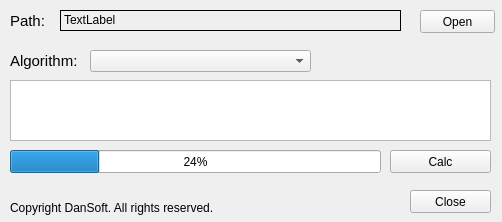
Above: mainwindow.ui from admsasha/qcalcfilehash before the change. Below: the same form after it.
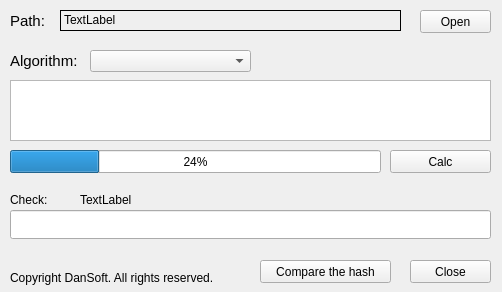
That is the form after the change.

Patch:
```diff
--- a/mainwindow.ui
+++ b/mainwindow.ui
@@ -7,7 +7,7 @@
     <x>0</x>
     <y>0</y>
     <width>502</width>
-    <height>222</height>
+    <height>292</height>
    </rect>
   </property>
   <property name="windowTitle">
@@ -18,7 +18,7 @@
     <property name="geometry">
      <rect>
       <x>410</x>
-      <y>190</y>
+      <y>260</y>
       <width>81</width>
       <height>23</height>
      </rect>
@@ -51,7 +51,7 @@
      <rect>
       <x>420</x>
       <y>10</y>
-      <width>75</width>
+      <width>71</width>
       <height>23</height>
      </rect>
     </property>
@@ -64,7 +64,7 @@
      <rect>
       <x>90</x>
       <y>50</y>
-      <width>221</width>
+      <width>161</width>
       <height>22</height>
      </rect>
     </property>
@@ -167,7 +167,7 @@
     <property name="geometry">
      <rect>
       <x>10</x>
-      <y>200</y>
+      <y>270</y>
       <width>371</width>
       <height>16</height>
      </rect>
@@ -176,6 +176,58 @@
      <string>Copyright DanSoft. All rights reserved.</string>
     </property>
    </widget>
+   <widget class="QLabel" name="label_5">
+    <property name="geometry">
+     <rect>
+      <x>10</x>
+      <y>190</y>
+      <width>61</width>
+      <height>20</height>
+     </rect>
+    </property>
+    <property name="text">
+     <string>Check:</string>
+    </property>
+   </widget>
+   <widget class="QLineEdit" name="lineEdit">
+    <property name="geometry">
+     <rect>
+      <x>10</x>
+      <y>210</y>
+      <width>481</width>
+      <height>29</height>
+     </rect>
+    </property>
+   </widget>
+   <widget class="QLabel" name="label_6">
+    <property name="geometry">
+     <rect>
+      <x>80</x>
+      <y>190</y>
+      <width>141</width>
+      <height>20</height>
+     </rect>
+    </property>
+    <property name="text">
+     <string>TextLabel</string>
+    </property>
+   </widget>
+   <widget class="QPushButton" name="pushButton_4">
+    <property name="geometry">
+     <rect>
+      <x>260</x>
+      <y>260</y>
+      <width>131</width>
+      <height>23</height>
+     </rect>
+    </property>
+    <property name="text">
+     <string>Compare the hash</string>
+    </property>
+    <property name="checkable">
+     <bool>true</bool>
+    </property>
+   </widget>
   </widget>
  </widget>
  <resources/>
```
